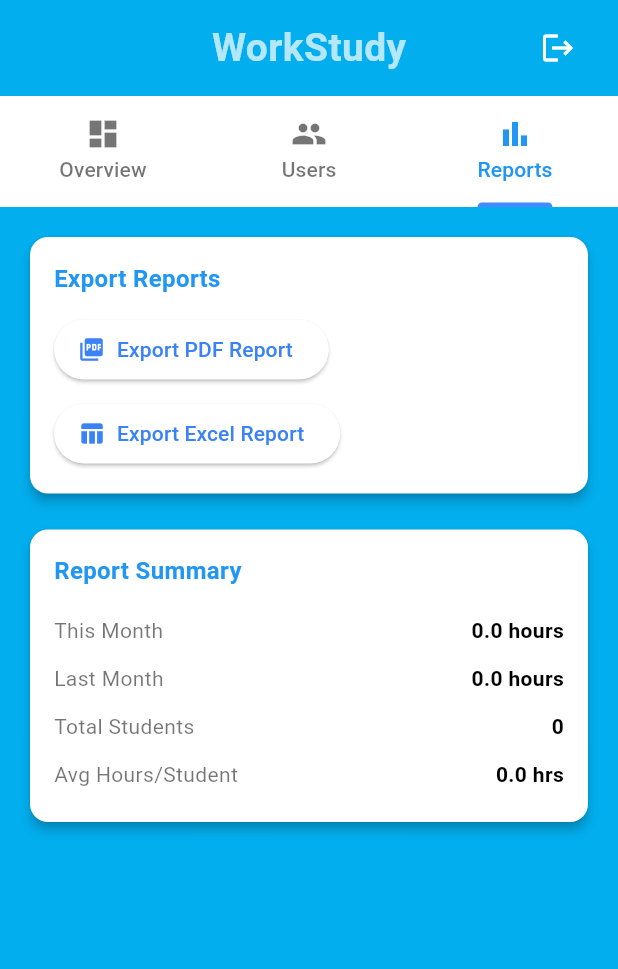
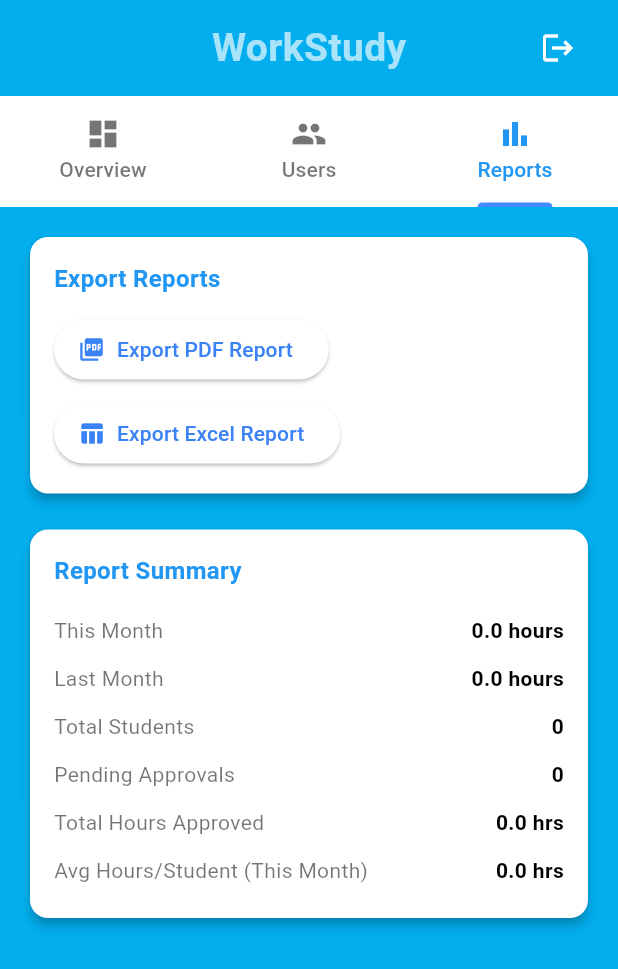
Before and after one commit to kamaugithub/workstudy, a Flutter app: the AdminDashboard screen opened directly, tab 3 chosen, on a phone screen of 412 x 824 dp. Shown: the top 969 px of the screen. Run offline on Flutter 3.47's test engine with Material 3 defaults, Android fonts, the phone set to English and light mode, and no system bars; our stand-ins replace cloud_firestore, firebase_auth, firebase_core, pdf, printing; missing offline and left inert: dart:html, excel; accounts and stored records are empty; Roboto replaces fonts that are missing (Segoe UI).

Commit message:
supervisor overview data refresh

```diff
--- a/lib/pages/admindashboard.dart
+++ b/lib/pages/admindashboard.dart
@@ -36,13 +36,13 @@ class _AdminDashboardState extends State<AdminDashboard>
     "totalStudents": 0,
     "totalSupervisors": 0,
     "pendingApprovals": 0,
-    "totalHoursApproved": 0,
+    "totalHoursApproved": 0.0,
   };
 
   Map<String, dynamic> reportStats = {
-    "thisMonthHours": 0,
-    "lastMonthHours": 0,
-    "avgHoursPerStudent": 0,
+    "thisMonthHours": 0.0,
+    "lastMonthHours": 0.0,
+    "avgHoursPerStudent": 0.0,
   };
 
   String searchQuery = "";
@@ -491,96 +491,134 @@ class _AdminDashboardState extends State<AdminDashboard>
     }
   }
 
-  // Load dashboard statistics - UPDATED to fetch real data
+  // Load dashboard statistics - FIXED for proper data fetching
   Future<void> _loadDashboardStats() async {
     try {
-      // Fetch real data from Firestore
-      final studentsSnapshot = await _firestore
-          .collection('users')
-          .where('role', isEqualTo: 'Student')
-          .get();
-
-      final supervisorsSnapshot = await _firestore
-          .collection('users')
-          .where('role', isEqualTo: 'Supervisor')
-          .get();
-
+      print('Loading dashboard stats...');
+
+      // Fetch all users to get counts
+      final allUsers = await _firestore.collection('users').get();
+
+      int totalStudents = 0;
+      int totalSupervisors = 0;
+
+      for (var doc in allUsers.docs) {
+        final data = doc.data();
+        final role = data['role']?.toString() ?? '';
+        if (role == 'Student') {
+          totalStudents++;
+        } else if (role == 'Supervisor') {
+          totalSupervisors++;
+        }
+      }
+
+      // Fetch pending sessions
       final pendingSessions = await _firestore
           .collection('work_sessions')
           .where('status', isEqualTo: 'pending')
           .get();
 
+      // Fetch approved sessions for total hours
       final approvedSessions = await _firestore
           .collection('work_sessions')
           .where('status', isEqualTo: 'approved')
           .get();
 
-      // Calculate total hours approved
-      double totalHoursApproved = 0;
+      // Calculate total hours approved with better error handling
+      double totalHoursApproved = 0.0;
       for (var session in approvedSessions.docs) {
         final data = session.data();
         final hours = data['hours'];
         if (hours != null) {
-          totalHoursApproved +=
-              (hours is int ? hours.toDouble() : hours as double? ?? 0.0);
+          if (hours is int) {
+            totalHoursApproved += hours.toDouble();
+          } else if (hours is double) {
+            totalHoursApproved += hours;
+          } else if (hours is String) {
+            totalHoursApproved += double.tryParse(hours) ?? 0.0;
+          }
         }
       }
 
+      print('Calculated stats:');
+      print('- Students: $totalStudents');
+      print('- Supervisors: $totalSupervisors');
+      print('- Pending: ${pendingSessions.docs.length}');
+      print('- Hours: $totalHoursApproved');
+
       setState(() {
         stats = {
-          "totalStudents": studentsSnapshot.docs.length,
-          "totalSupervisors": supervisorsSnapshot.docs.length,
+          "totalStudents": totalStudents,
+          "totalSupervisors": totalSupervisors,
           "pendingApprovals": pendingSessions.docs.length,
           "totalHoursApproved": totalHoursApproved,
         };
       });
 
-      print('Dashboard stats updated: $stats');
+      // Also update email lists when stats load
+      _loadEmailLists();
     } catch (e) {
       print('Error loading dashboard stats: $e');
       _showSnack("Error loading dashboard stats: $e");
     }
   }
 
-  // Load report statistics
+  // Load report statistics - FIXED for better month calculations
   Future<void> _loadReportStats() async {
     try {
       final now = DateTime.now();
-      final firstDayThisMonth = DateTime(now.year, now.month, 1);
-      final firstDayLastMonth = DateTime(now.year, now.month - 1, 1);
-      final lastDayLastMonth = DateTime(now.year, now.month, 0);
+      final currentMonthStart = DateTime(now.year, now.month, 1);
+      final nextMonthStart = DateTime(now.year, now.month + 1, 1);
+      final lastMonthStart = DateTime(now.year, now.month - 1, 1);
+      final lastMonthEnd = DateTime(now.year, now.month, 0);
+
+      print('Loading report stats for current month: ${now.year}-${now.month}');
+
+      // Format dates for Firestore query (assuming date is stored as string)
+      final currentMonthStartStr = DateFormat('yyyy-MM-dd').format(currentMonthStart);
+      final nextMonthStartStr = DateFormat('yyyy-MM-dd').format(nextMonthStart);
+      final lastMonthStartStr = DateFormat('yyyy-MM-dd').format(lastMonthStart);
+      final lastMonthEndStr = DateFormat('yyyy-MM-dd').format(lastMonthEnd);
+
+      print('Date ranges:');
+      print('- This month: $currentMonthStartStr to $nextMonthStartStr');
+      print('- Last month: $lastMonthStartStr to $lastMonthEndStr');
 
       // Fetch work sessions for this month
       final thisMonthSessions = await _firestore
           .collection('work_sessions')
-          .where('date',
-              isGreaterThanOrEqualTo:
-                  DateFormat('yyyy-MM-dd').format(firstDayThisMonth))
+          .where('date', isGreaterThanOrEqualTo: currentMonthStartStr)
+          .where('date', isLessThan: nextMonthStartStr)
           .where('status', isEqualTo: 'approved')
           .get();
+
+      print('Found ${thisMonthSessions.docs.length} sessions this month');
 
       // Fetch work sessions for last month
       final lastMonthSessions = await _firestore
           .collection('work_sessions')
-          .where('date',
-              isGreaterThanOrEqualTo:
-                  DateFormat('yyyy-MM-dd').format(firstDayLastMonth))
-          .where('date',
-              isLessThanOrEqualTo:
-                  DateFormat('yyyy-MM-dd').format(lastDayLastMonth))
+          .where('date', isGreaterThanOrEqualTo: lastMonthStartStr)
+          .where('date', isLessThanOrEqualTo: lastMonthEndStr)
           .where('status', isEqualTo: 'approved')
           .get();
 
-      // Calculate total hours with null safety
-      double thisMonthHours = 0;
-      double lastMonthHours = 0;
+      print('Found ${lastMonthSessions.docs.length} sessions last month');
+
+      // Calculate total hours
+      double thisMonthHours = 0.0;
+      double lastMonthHours = 0.0;
 
       for (var session in thisMonthSessions.docs) {
         final data = session.data();
         final hours = data['hours'];
         if (hours != null) {
-          thisMonthHours +=
-              (hours is int ? hours.toDouble() : hours as double? ?? 0.0);
+          if (hours is int) {
+            thisMonthHours += hours.toDouble();
+          } else if (hours is double) {
+            thisMonthHours += hours;
+          } else if (hours is String) {
+            thisMonthHours += double.tryParse(hours) ?? 0.0;
+          }
         }
       }
 
@@ -588,18 +626,30 @@ class _AdminDashboardState extends State<AdminDashboard>
         final data = session.data();
         final hours = data['hours'];
         if (hours != null) {
-          lastMonthHours +=
-              (hours is int ? hours.toDouble() : hours as double? ?? 0.0);
+          if (hours is int) {
+            lastMonthHours += hours.toDouble();
+          } else if (hours is double) {
+            lastMonthHours += hours;
+          } else if (hours is String) {
+            lastMonthHours += double.tryParse(hours) ?? 0.0;
+          }
         }
       }
 
-      // Calculate average hours per student
-      final students = await _firestore
+      // Get total active students (with approved status)
+      final activeStudents = await _firestore
           .collection('users')
           .where('role', isEqualTo: 'Student')
+          .where('status', isEqualTo: 'approved')
           .get();
-      final totalStudents = students.docs.length;
-      final avgHours = totalStudents > 0 ? (thisMonthHours / totalStudents) : 0;
+
+      final totalActiveStudents = activeStudents.docs.length;
+      final avgHours = totalActiveStudents > 0 ? (thisMonthHours / totalActiveStudents) : 0.0;
+
+      print('Calculated report stats:');
+      print('- This month hours: $thisMonthHours');
+      print('- Last month hours: $lastMonthHours');
+      print('- Avg hours/student: $avgHours (for $totalActiveStudents active students)');
 
       setState(() {
         reportStats = {
@@ -609,6 +659,7 @@ class _AdminDashboardState extends State<AdminDashboard>
         };
       });
     } catch (e) {
+      print('Error loading report stats: $e');
       _showSnack("Error loading report stats: $e");
     }
   }
@@ -1379,7 +1430,7 @@ class _AdminDashboardState extends State<AdminDashboard>
     );
   }
 
-  // --- Overview Tab --- UPDATED for better card arrangement
+  // --- Overview Tab --- UPDATED for better display
   Widget _buildOverviewTab() {
     return SingleChildScrollView(
       padding: const EdgeInsets.all(16),
@@ -1407,10 +1458,10 @@ class _AdminDashboardState extends State<AdminDashboard>
                   ),
                 ),
                 const SizedBox(height: 4),
-                const Text(
-                  "Manage users, monitor progress, and generate reports.",
-                  style: TextStyle(
-                    fontSize: 14,
+                Text(
+                  "Data last refreshed: ${DateFormat('MMM dd, h:mm a').format(DateTime.now())}",
+                  style: const TextStyle(
+                    fontSize: 12,
                     color: Colors.black54,
                   ),
                 ),
@@ -1421,12 +1472,12 @@ class _AdminDashboardState extends State<AdminDashboard>
                       child: ElevatedButton.icon(
                         onPressed: () {
                           _loadDashboardStats();
-                          _loadEmailLists();
+                          _loadReportStats();
                           _showSnack("Dashboard data refreshed!",
                               color: Colors.green);
                         },
                         icon: const Icon(Icons.refresh, size: 18),
-                        label: const Text("Refresh"),
+                        label: const Text("Refresh Data"),
                         style: ElevatedButton.styleFrom(
                           backgroundColor: Colors.white,
                           foregroundColor: Colors.blue,
@@ -1439,11 +1490,11 @@ class _AdminDashboardState extends State<AdminDashboard>
                     Expanded(
                       child: TextButton.icon(
                         onPressed: () {
-                          _showSnack("Tap any card for details",
+                          _showSnack("Tap any card for detailed view",
                               color: Colors.blue);
                         },
                         icon: const Icon(Icons.info_outline, size: 18),
-                        label: const Text("Info"),
+                        label: const Text("View Details"),
                         style: TextButton.styleFrom(
                           foregroundColor: Colors.blue,
                         ),
@@ -1456,34 +1507,33 @@ class _AdminDashboardState extends State<AdminDashboard>
           ),
           const SizedBox(height: 20),
 
-          // UPDATED: More compact grid layout
+          // Stats Cards
           GridView.count(
             shrinkWrap: true,
             physics: const NeverScrollableScrollPhysics(),
             crossAxisCount: 2,
             crossAxisSpacing: 12,
             mainAxisSpacing: 12,
-            childAspectRatio:
-                1.1, // Slightly wider cards for better text display
+            childAspectRatio: 1.1,
             children: [
               _statCard(
                 Icons.people,
                 "Students",
-                stats["totalStudents"].toString(),
+                "${stats["totalStudents"]}",
                 Colors.blue,
                 cardType: 'students',
               ),
               _statCard(
                 Icons.supervisor_account,
                 "Supervisors",
-                stats["totalSupervisors"].toString(),
+                "${stats["totalSupervisors"]}",
                 Colors.purple,
                 cardType: 'supervisors',
               ),
               _statCard(
                 Icons.pending_actions,
                 "Pending",
-                stats["pendingApprovals"].toString(),
+                "${stats["pendingApprovals"]}",
                 Colors.orange,
                 cardType: 'pending',
               ),
@@ -1497,7 +1547,7 @@ class _AdminDashboardState extends State<AdminDashboard>
             ],
           ),
 
-          // Quick Stats Summary
+          // Quick Stats Summary - FIXED to show real data
           const SizedBox(height: 20),
           Container(
             padding: const EdgeInsets.all(16),
@@ -1514,7 +1564,7 @@ class _AdminDashboardState extends State<AdminDashboard>
                   mainAxisAlignment: MainAxisAlignment.spaceBetween,
                   children: [
                     Text(
-                      "Quick Stats",
+                      "Monthly Hours Summary",
                       style: TextStyle(
                         fontWeight: FontWeight.bold,
                         fontSize: 16,
@@ -1541,6 +1591,63 @@ class _AdminDashboardState extends State<AdminDashboard>
                         "${reportStats["avgHoursPerStudent"].toStringAsFixed(1)}h",
                         Colors.green),
                   ],
+                ),
+                const SizedBox(height: 8),
+                Container(
+                  height: 4,
+                  decoration: BoxDecoration(
+                    color: Colors.blue.withOpacity(0.1),
+                    borderRadius: BorderRadius.circular(2),
+                  ),
+                  child: FractionallySizedBox(
+                    alignment: Alignment.centerLeft,
+                    widthFactor: reportStats["thisMonthHours"] > 0
+                        ? (reportStats["thisMonthHours"] / (reportStats["lastMonthHours"] > 0 ? reportStats["lastMonthHours"] * 2 : 1)).clamp(0.0, 1.0)
+                        : 0.01,
+                    child: Container(
+                      decoration: BoxDecoration(
+                        color: Colors.blue,
+                        borderRadius: BorderRadius.circular(2),
+                      ),
+                    ),
+                  ),
+                ),
+                const SizedBox(height: 4),
+                Text(
+                  "Progress indicator: This month vs Last month",
+                  style: TextStyle(
+                    fontSize: 10,
+                    color: Colors.grey[600],
+                  ),
+                ),
+              ],
+            ),
+          ),
+
+          // Data Status Indicator
+          const SizedBox(height: 20),
+          Container(
+            padding: const EdgeInsets.all(12),
+            decoration: BoxDecoration(
+              color: Colors.white,
+              borderRadius: BorderRadius.circular(8),
+              border: Border.all(color: Colors.blue.withOpacity(0.2)),
+            ),
+            child: Row(
+              children: [
+                Icon(
+                  _pendingActivities.isNotEmpty ? Icons.warning : Icons.check_circle,
+                  color: _pendingActivities.isNotEmpty ? Colors.orange : Colors.green,
+                  size: 16,
+                ),
+                const SizedBox(width: 8),
+                Expanded(
+                  child: Text(
+                    _pendingActivities.isNotEmpty
+                      ? "${_pendingActivities.length} pending approvals need attention"
+                      : "All clear! No pending approvals",
+                    style: const TextStyle(fontSize: 12),
+                  ),
                 ),
               ],
             ),
@@ -1768,7 +1875,7 @@ class _AdminDashboardState extends State<AdminDashboard>
     );
   }
 
-  // --- Helper Widgets --- UPDATED for better card design
+  // --- Helper Widgets ---
   Widget _statCard(IconData icon, String title, String value, Color color,
       {required String cardType}) {
     return InkWell(
@@ -1975,7 +2082,11 @@ class _AdminDashboardState extends State<AdminDashboard>
             _summaryRow("Last Month",
                 "${reportStats["lastMonthHours"].toStringAsFixed(1)} hours"),
             _summaryRow("Total Students", stats["totalStudents"].toString()),
-            _summaryRow("Avg Hours/Student",
+            _summaryRow("Pending Approvals",
+                stats["pendingApprovals"].toString()),
+            _summaryRow("Total Hours Approved",
+                "${stats["totalHoursApproved"].toStringAsFixed(1)} hrs"),
+            _summaryRow("Avg Hours/Student (This Month)",
                 "${reportStats["avgHoursPerStudent"].toStringAsFixed(1)} hrs"),
           ],
         ),
```
